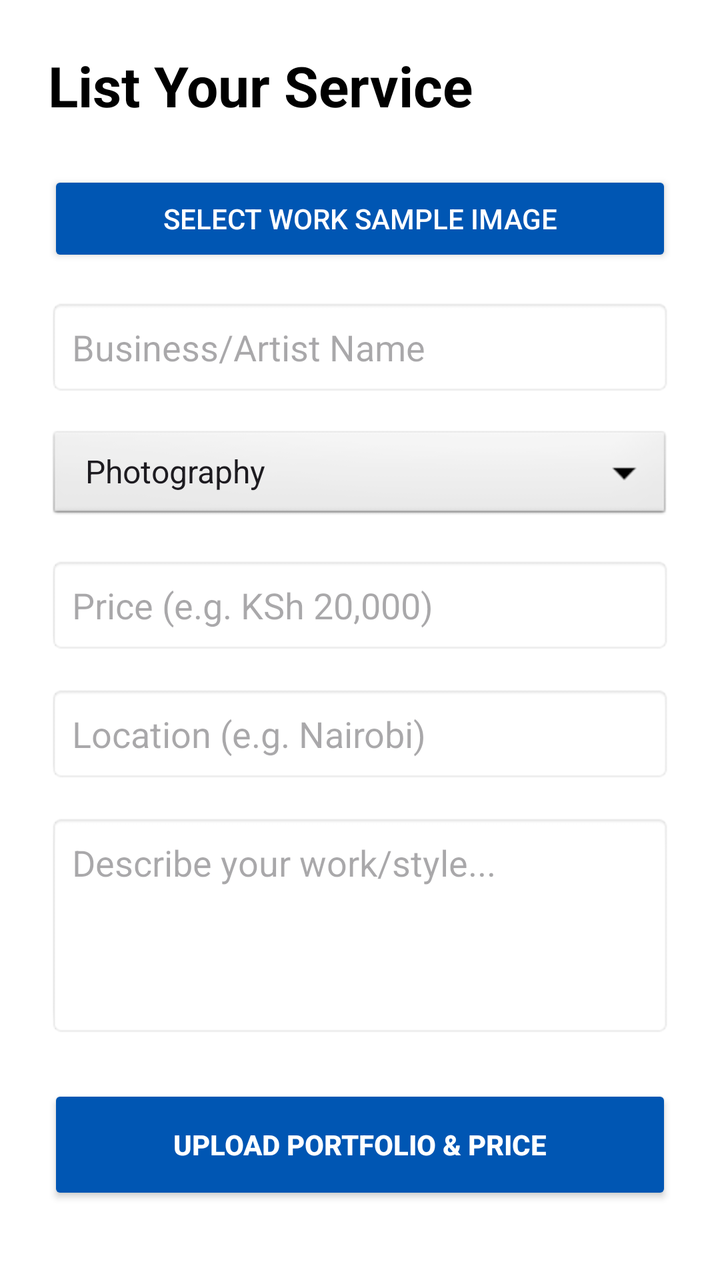
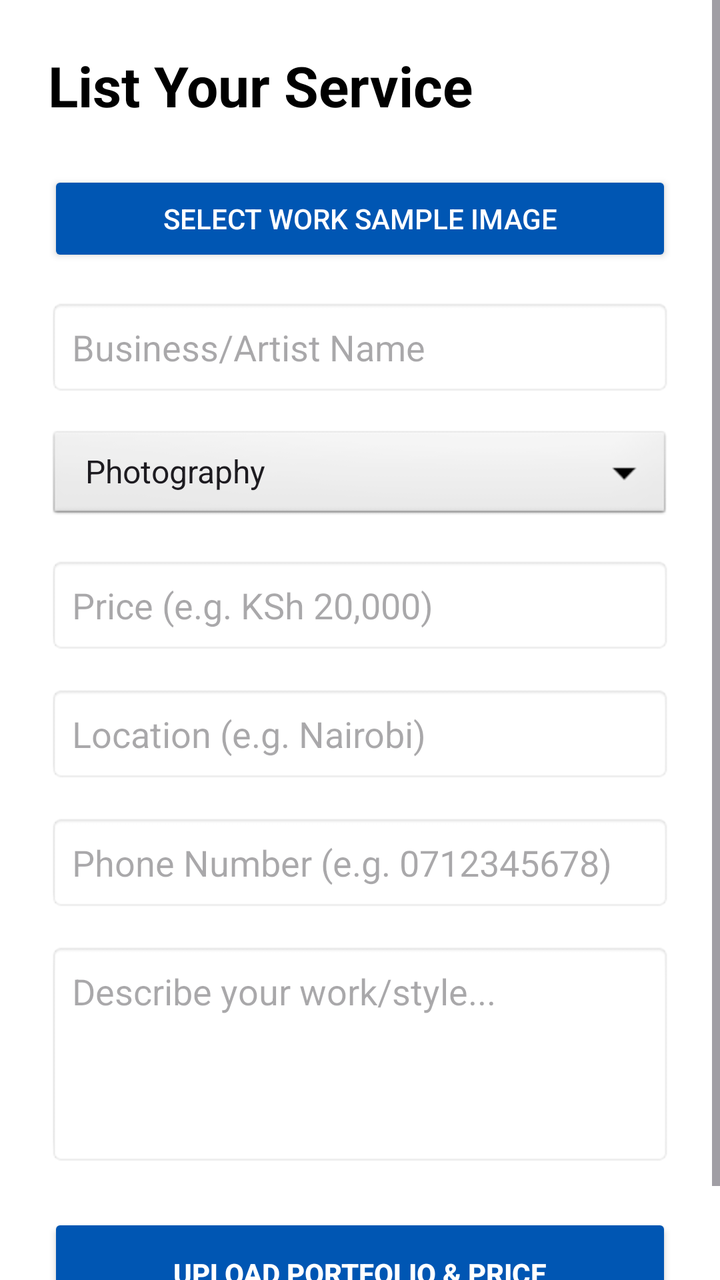

Screens rendered from an Android XML layout before and after an edit, with the pre-edit source and the edit as a unified diff.
<!-- AndroidManifest.xml: application theme Theme.FABIBOOKINGVENDORSYSTEM -->
<!-- res/layout/activity_add_listing.xml -->
<?xml version="1.0" encoding="utf-8"?>
<ScrollView xmlns:android="http://schemas.android.com/apk/res/android"
    android:layout_width="match_parent"
    android:layout_height="match_parent"
    android:background="#FFFFFF">

    <LinearLayout
        android:layout_width="match_parent"
        android:layout_height="wrap_content"
        android:orientation="vertical"
        android:padding="24dp">

        <TextView
            android:layout_width="wrap_content"
            android:layout_height="wrap_content"
            android:text="List Your Service"
            android:textSize="28sp"
            android:textColor="#000000"
            android:textStyle="bold"
            android:layout_marginBottom="24dp"/>

        <ImageView
            android:id="@+id/ivSelectedImage"
            android:layout_width="match_parent"
            android:layout_height="200dp"
            android:scaleType="centerCrop"
            android:background="#EEEEEE"
            android:layout_marginBottom="8dp"
            android:visibility="gone"/>

        <Button
            android:id="@+id/btnSelectImage"
            android:layout_width="match_parent"
            android:layout_height="wrap_content"
            android:text="Select Work Sample Image"
            android:backgroundTint="#0056b3"
            android:textColor="#FFFFFF"
            android:layout_marginBottom="16dp"/>

        <EditText
            android:id="@+id/etServiceName"
            android:layout_width="match_parent"
            android:layout_height="wrap_content"
            android:hint="Business/Artist Name"
            android:textColor="#000000"
            android:background="@android:drawable/editbox_background"
            android:padding="12dp"
            android:layout_marginBottom="16dp"
            android:inputType="textPersonName"/>

        <Spinner
            android:id="@+id/spinnerCategory"
            android:layout_width="match_parent"
            android:layout_height="wrap_content"
            android:layout_marginBottom="16dp"
            android:background="@android:drawable/btn_dropdown"
            android:entries="@array/categories_array"/>

        <EditText
            android:id="@+id/etPrice"
            android:layout_width="match_parent"
            android:layout_height="wrap_content"
            android:hint="Price (e.g. KSh 20,000)"
            android:textColor="#000000"
            android:inputType="text"
            android:background="@android:drawable/editbox_background"
            android:padding="12dp"
            android:layout_marginBottom="16dp"/>

        <EditText
            android:id="@+id/etLocation"
            android:layout_width="match_parent"
            android:layout_height="wrap_content"
            android:hint="Location (e.g. Nairobi)"
            android:textColor="#000000"
            android:background="@android:drawable/editbox_background"
            android:padding="12dp"
            android:layout_marginBottom="16dp"
            android:inputType="textPostalAddress"/>

        <EditText
            android:id="@+id/etDescription"
            android:layout_width="match_parent"
            android:layout_height="wrap_content"
            android:hint="Describe your work/style..."
            android:textColor="#000000"
            android:gravity="top"
            android:lines="4"
            android:background="@android:drawable/editbox_background"
            android:padding="12dp"
            android:layout_marginBottom="24dp"
            android:inputType="textMultiLine"/>

        <Button
            android:id="@+id/btnSubmitListing"
            android:layout_width="match_parent"
            android:layout_height="60dp"
            android:text="Upload Portfolio &amp; Price"
            android:backgroundTint="#0056b3"
            android:textColor="#FFFFFF"
            android:textStyle="bold"
            android:padding="16dp"/>

    </LinearLayout>
</ScrollView>
<!-- resources referenced by this layout -->
<resources>
  <string-array name="categories_array">
          <item>Photography</item>
          <item>Videography</item>
          <item>DJ &amp; Music</item>
          <item>Event Planning</item>
          <item>Catering</item>
      </string-array>
  <style name="Theme.FABIBOOKINGVENDORSYSTEM" parent="Base.Theme.FABIBOOKINGVENDORSYSTEM" />
  <style name="Base.Theme.FABIBOOKINGVENDORSYSTEM" parent="Theme.Material3.DayNight.NoActionBar">
          
          
      </style>
</resources>

<!-- the commit's change to res/layout/activity_add_listing.xml (unified diff, before → after) -->
@@ -79,6 +79,17 @@
             android:inputType="textPostalAddress"/>
 
         <EditText
+            android:id="@+id/etPhoneNumber"
+            android:layout_width="match_parent"
+            android:layout_height="wrap_content"
+            android:hint="Phone Number (e.g. 0712345678)"
+            android:textColor="#000000"
+            android:background="@android:drawable/editbox_background"
+            android:padding="12dp"
+            android:layout_marginBottom="16dp"
+            android:inputType="phone"/>
+
+        <EditText
             android:id="@+id/etDescription"
             android:layout_width="match_parent"
             android:layout_height="wrap_content"
